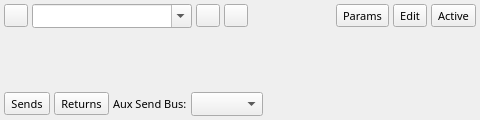
Qt form src/qtractorPluginForm.ui (rncbc/qtractor) before a commit.
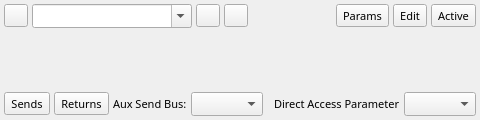
The same form after that commit. Icons and pictures are not drawn.

Commit message: - Following yet another great idea, and implementation,   by Holger Dehnhardt, who already brought us the new   aux-send insert plugin, thanks again, the so-called   direct access control option is now featured for any   plugin parameter right from plugin listings eg. mixer   strips. (EXPERIMENTAL).

Patch:
```diff
--- a/src/qtractorPluginForm.ui
+++ b/src/qtractorPluginForm.ui
@@ -273,6 +273,16 @@
        </property>
       </spacer>
      </item>
+     <item>
+      <widget class="QLabel" name="DirectAccessParamLabel">
+       <property name="text">
+        <string>Direct Access Parameter</string>
+       </property>
+      </widget>
+     </item>
+     <item>
+      <widget class="QComboBox" name="DirectAccessParamComboBox"/>
+     </item>
     </layout>
    </item>
   </layout>
```
Left out of the diff: 1 changed line with no effect on the pictures. The commit also changes 11 other files.
